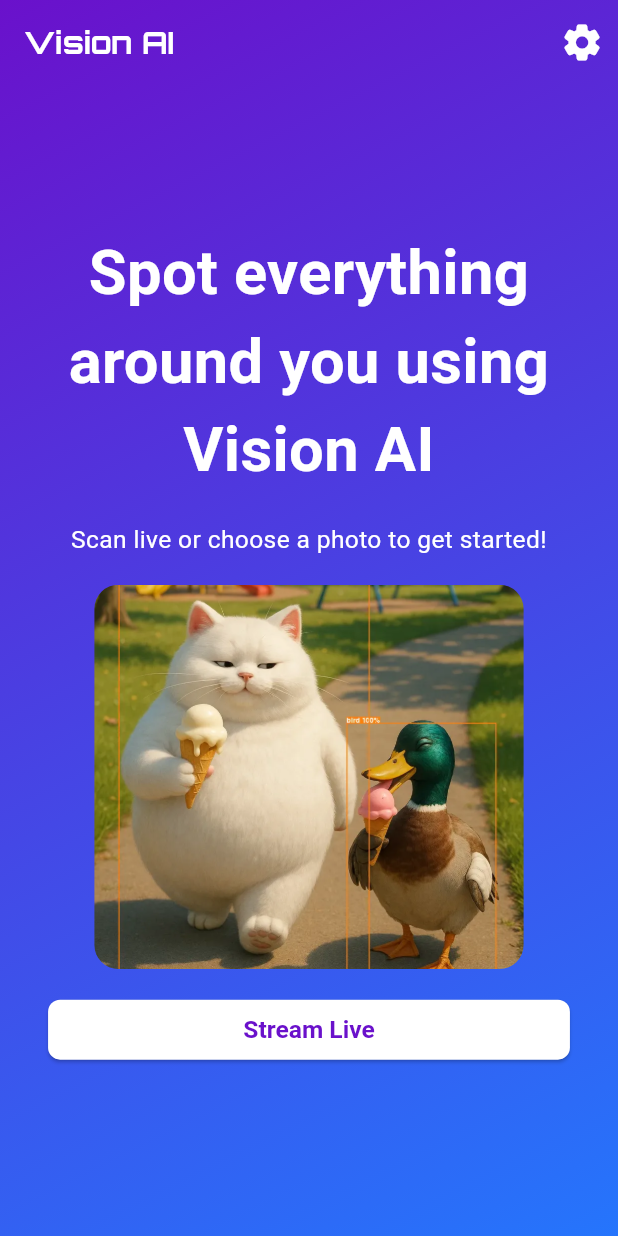
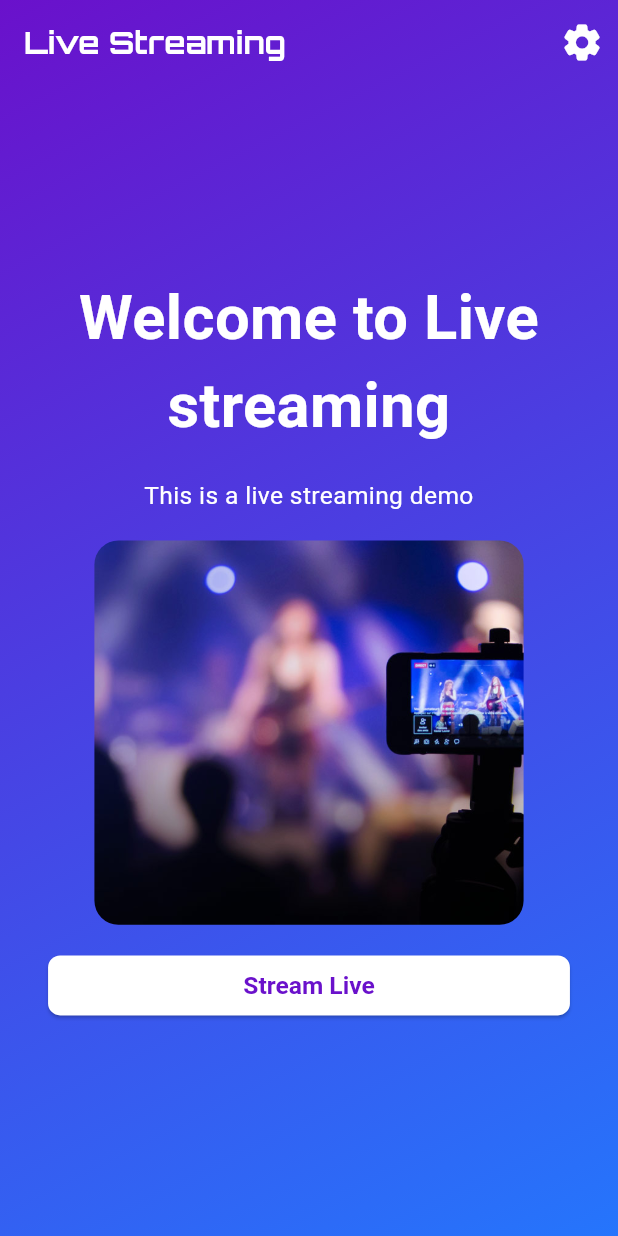
Before and after one commit to ranjithRW/vision-ai-flutter_live, a Flutter app: the screen it shows after launch, on a phone screen of 412 x 824 dp. Run offline on Flutter 3.47's test engine with Material 3 defaults, Android fonts, the phone set to English and light mode, and no system bars; our stand-ins replace camera, flutter_screenutil, gap, get, logger, shared_preferences and 1 more; missing offline and left inert: ffmpeg_kit_flutter_new; Roboto replaces fonts that are missing (SF-Pro).

Commit message:
ip:changes to home

```diff
--- a/lib/controllers/stream_controller.dart
+++ b/lib/controllers/stream_controller.dart
@@ -94,7 +94,7 @@ class StreamCameraController extends GetxController {
       // Start server with proper configuration
       httpServer = await shelf_io.serve(
         handler,
-        "172.16.0.149",
+        "192.168.1.8", //ip mobile
         8081,
         poweredByHeader: null,
       );
@@ -349,7 +349,7 @@ class StreamCameraController extends GetxController {
       // Enhanced FFmpeg command for better RTSP streaming
       final command = [
         '-f', 'mjpeg',
-        '-i', 'http://172.16.0.149:8081',
+        '-i', 'http://192.168.1.8:8081',//ip mobile
         '-c:v', 'libx264',
         '-preset', 'ultrafast',
         '-tune', 'zerolatency',
@@ -365,7 +365,7 @@ class StreamCameraController extends GetxController {
         '-bufsize', '3000k',
         '-f', 'rtsp',
         '-rtsp_transport', 'tcp',
-        'rtsp://172.16.1.4:8554/mystream'
+        'rtsp://192.168.1.6:8554/mystream'    //ip laptop
       ].join(' ');
 
       logger.i('Starting FFmpeg with command: $command');
--- a/lib/screens/main_screen.dart
+++ b/lib/screens/main_screen.dart
@@ -23,7 +23,7 @@ class MainScreen extends StatelessWidget {
         elevation: 0,
         title: Obx(() {
           return Text(
-            "Vision AI",
+            "Live Streaming",
             style: AppTextStyles.tertiaryTextStyle70020().copyWith(
               color: themeController.currentTheme.primaryColor,
             ),
@@ -61,7 +61,7 @@ class MainScreen extends StatelessWidget {
                   child: Column(
                     children: [
                       Text(
-                        "Spot everything around you using Vision AI",
+                        "Welcome to Live streaming",
                         textAlign: TextAlign.center,
                         style: AppTextStyles.primaryTextStyle70040().copyWith(
                           color: themeController.currentTheme.primaryColor,
@@ -70,7 +70,7 @@ class MainScreen extends StatelessWidget {
                       Padding(
                         padding: AppPaddings.medium,
                         child: Text(
-                            "Scan live or choose a photo to get started!",
+                            "This is a live streaming demo",
                             textAlign: TextAlign.center,
                             style:
                                 AppTextStyles.primaryTextStyle40016().copyWith(
--- a/lib/widgets/app_images.dart
+++ b/lib/widgets/app_images.dart
@@ -6,7 +6,7 @@ class AppImages {
     return ClipRRect(
       borderRadius: BorderRadius.circular(16), // Adjust the radius as needed
       child: Image.asset(
-        'assets/images/objex.png',
+        'assets/images/live.jpg',
         width: 250.w,
         height: 250.h,
         fit: BoxFit.cover,
--- a/pubspec.yaml
+++ b/pubspec.yaml
@@ -80,6 +80,7 @@ flutter:
   assets:
     # Images Here
     - assets/images/objex.png
+    - assets/images/live.jpg
     # Models with Labels Here
     #$ SSD MobileNet Model
     - assets/models/ssd_mobilenet.tflite
```
Also changed, not shown: assets/images/live.jpg (added).
